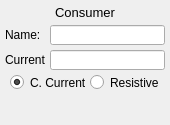
First picture: the form in load_node.ui, repository davarabinovich/power_tree_solver, before the edit.
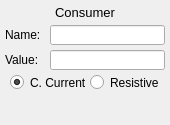
Second picture: the form after the edit.

The edit to the form file:
```diff
--- a/load_node.ui
+++ b/load_node.ui
@@ -33,7 +33,7 @@
     </rect>
    </property>
    <property name="text">
-    <string>Current:</string>
+    <string>Value:</string>
    </property>
   </widget>
   <widget class="QLabel" name="nodeTypeLabel">
```
